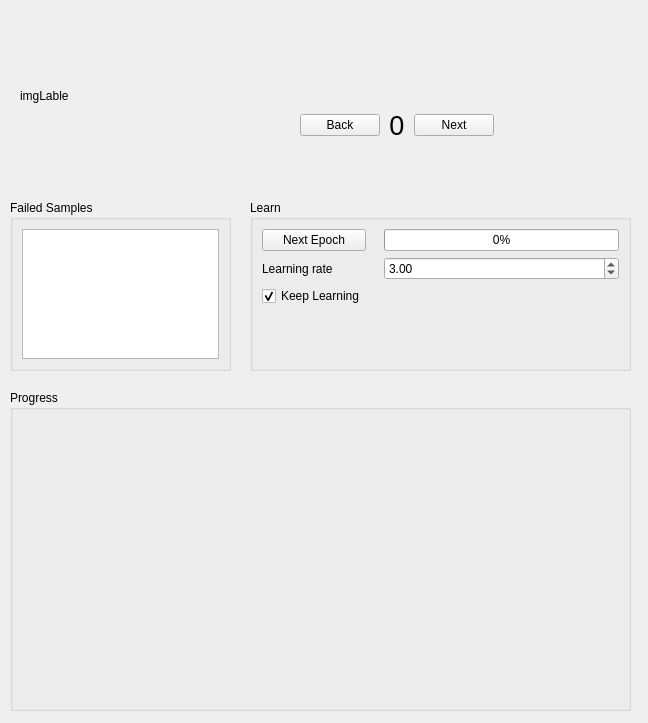
Old version of the form examples/mnist/widget.ui in the repository eidelen/EidNN.
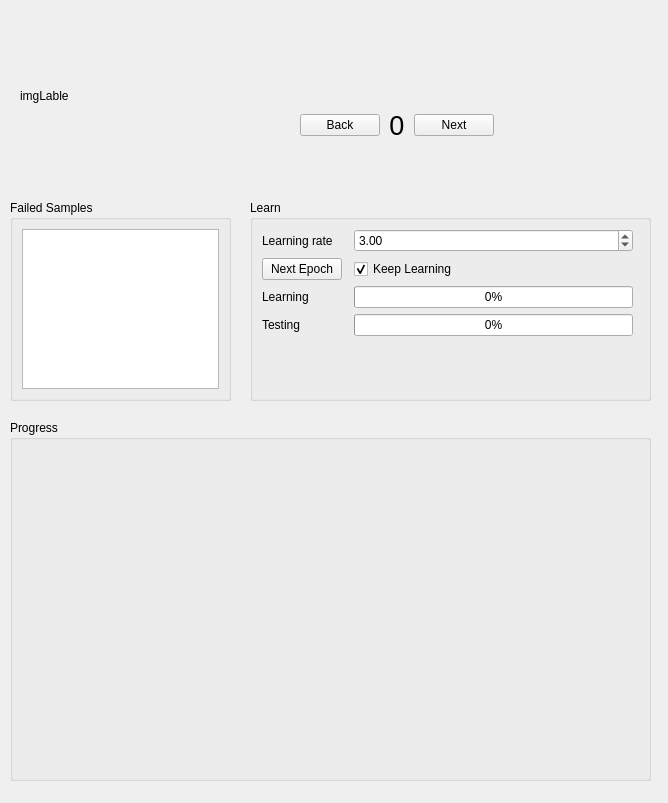
New version of the form. Custom widgets are drawn as their Qt base class.

Commit message: Adapt ui element sizes

Diff of the .ui file:
```diff
--- a/examples/mnist/widget.ui
+++ b/examples/mnist/widget.ui
@@ -6,8 +6,8 @@
    <rect>
     <x>0</x>
     <y>0</y>
-    <width>648</width>
-    <height>723</height>
+    <width>668</width>
+    <height>803</height>
    </rect>
   </property>
   <property name="windowTitle">
@@ -87,46 +87,15 @@
     <rect>
      <x>250</x>
      <y>200</y>
-     <width>381</width>
-     <height>171</height>
+     <width>401</width>
+     <height>201</height>
     </rect>
    </property>
    <property name="title">
     <string>Learn</string>
    </property>
    <layout class="QGridLayout" name="gridLayout_2">
-    <item row="0" column="4">
-     <widget class="QProgressBar" name="operationProgressBar">
-      <property name="value">
-       <number>0</number>
-      </property>
-     </widget>
-    </item>
     <item row="0" column="1">
-     <widget class="QPushButton" name="learnPB">
-      <property name="text">
-       <string>Next Epoch</string>
-      </property>
-     </widget>
-    </item>
-    <item row="4" column="1" colspan="4">
-     <widget class="QLabel" name="resultLable">
-      <property name="text">
-       <string/>
-      </property>
-     </widget>
-    </item>
-    <item row="2" column="4">
-     <widget class="QDoubleSpinBox" name="learingRateSB">
-      <property name="singleStep">
-       <double>0.200000000000000</double>
-      </property>
-      <property name="value">
-       <double>3.000000000000000</double>
-      </property>
-     </widget>
-    </item>
-    <item row="2" column="1">
      <widget class="QLabel" name="label">
       <property name="text">
        <string>Learning rate</string>
@@ -134,6 +103,13 @@
      </widget>
     </item>
     <item row="3" column="1">
+     <widget class="QPushButton" name="learnPB">
+      <property name="text">
+       <string>Next Epoch</string>
+      </property>
+     </widget>
+    </item>
+    <item row="3" column="3">
      <widget class="QCheckBox" name="keepLearingCB">
       <property name="text">
        <string>Keep Learning</string>
@@ -143,8 +119,46 @@
       </property>
      </widget>
     </item>
-    <item row="3" column="4">
-     <widget class="QLabel" name="operationLable">
+    <item row="4" column="3">
+     <widget class="QProgressBar" name="learingProgress">
+      <property name="value">
+       <number>0</number>
+      </property>
+     </widget>
+    </item>
+    <item row="0" column="3">
+     <widget class="QDoubleSpinBox" name="learingRateSB">
+      <property name="singleStep">
+       <double>0.200000000000000</double>
+      </property>
+      <property name="value">
+       <double>3.000000000000000</double>
+      </property>
+     </widget>
+    </item>
+    <item row="5" column="3">
+     <widget class="QProgressBar" name="testingProgress">
+      <property name="value">
+       <number>0</number>
+      </property>
+     </widget>
+    </item>
+    <item row="4" column="1">
+     <widget class="QLabel" name="label_2">
+      <property name="text">
+       <string>Learning</string>
+      </property>
+     </widget>
+    </item>
+    <item row="5" column="1">
+     <widget class="QLabel" name="label_3">
+      <property name="text">
+       <string>Testing</string>
+      </property>
+     </widget>
+    </item>
+    <item row="6" column="1" colspan="4">
+     <widget class="QLabel" name="resultLable">
       <property name="text">
        <string/>
       </property>
@@ -184,7 +198,7 @@
      <x>10</x>
      <y>200</y>
      <width>221</width>
-     <height>171</height>
+     <height>201</height>
     </rect>
    </property>
    <property name="title">
@@ -200,9 +214,9 @@
    <property name="geometry">
     <rect>
      <x>10</x>
-     <y>390</y>
-     <width>621</width>
-     <height>321</height>
+     <y>420</y>
+     <width>641</width>
+     <height>361</height>
     </rect>
    </property>
    <property name="title">
@@ -213,8 +227,8 @@
      <rect>
       <x>12</x>
       <y>32</y>
-      <width>591</width>
-      <height>281</height>
+      <width>611</width>
+      <height>311</height>
      </rect>
     </property>
     <property name="sizePolicy">
```
